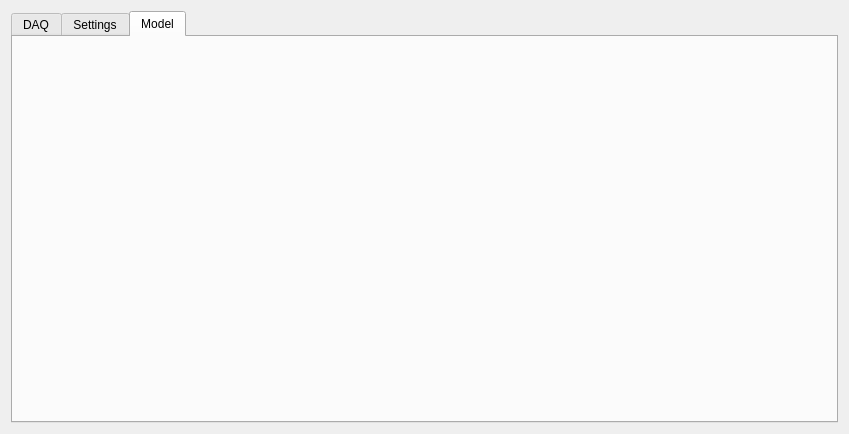
Before: the Qt Designer form gui/UIDAQ.ui in cgre23/XFEL-Beam-Pointing-Predictions, drawn with Qt 5.
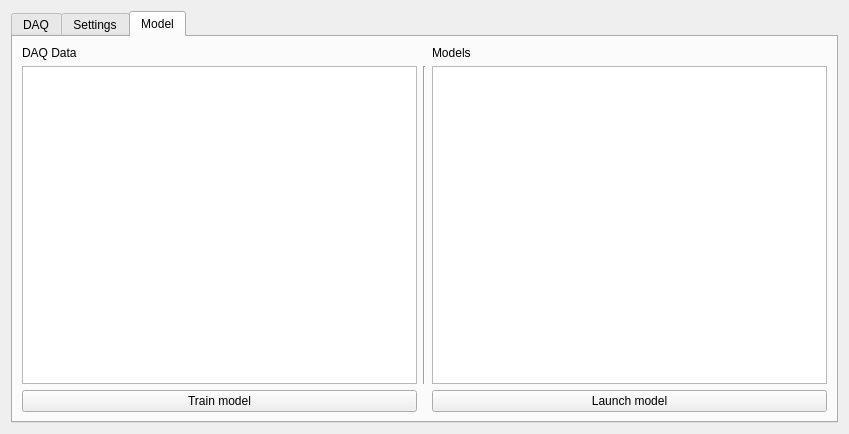
After: the same form once the commit is applied. The open tabs and pages were chosen to show the change. Icons and pictures are not drawn.

```diff
--- a/gui/UIDAQ.ui
+++ b/gui/UIDAQ.ui
@@ -1018,6 +1018,52 @@
       <attribute name="title">
        <string>Model</string>
       </attribute>
+      <layout class="QGridLayout" name="gridLayout_5">
+       <item row="2" column="2">
+        <widget class="QPushButton" name="launchmodel">
+         <property name="text">
+          <string>Launch model</string>
+         </property>
+        </widget>
+       </item>
+       <item row="1" column="0">
+        <widget class="QTreeView" name="daq"/>
+       </item>
+       <item row="2" column="0">
+        <widget class="QPushButton" name="trainmodel">
+         <property name="text">
+          <string>Train model</string>
+         </property>
+         <property name="checkable">
+          <bool>false</bool>
+         </property>
+        </widget>
+       </item>
+       <item row="1" column="2">
+        <widget class="QTreeView" name="models"/>
+       </item>
+       <item row="0" column="2">
+        <widget class="QLabel" name="label_2">
+         <property name="text">
+          <string>Models</string>
+         </property>
+        </widget>
+       </item>
+       <item row="0" column="0">
+        <widget class="QLabel" name="label">
+         <property name="text">
+          <string>DAQ Data</string>
+         </property>
+        </widget>
+       </item>
+       <item row="1" column="1">
+        <widget class="Line" name="line_2">
+         <property name="orientation">
+          <enum>Qt::Vertical</enum>
+         </property>
+        </widget>
+       </item>
+      </layout>
      </widget>
     </widget>
    </item>
```
Left out of the diff: 3 changed lines with no effect on the pictures.
